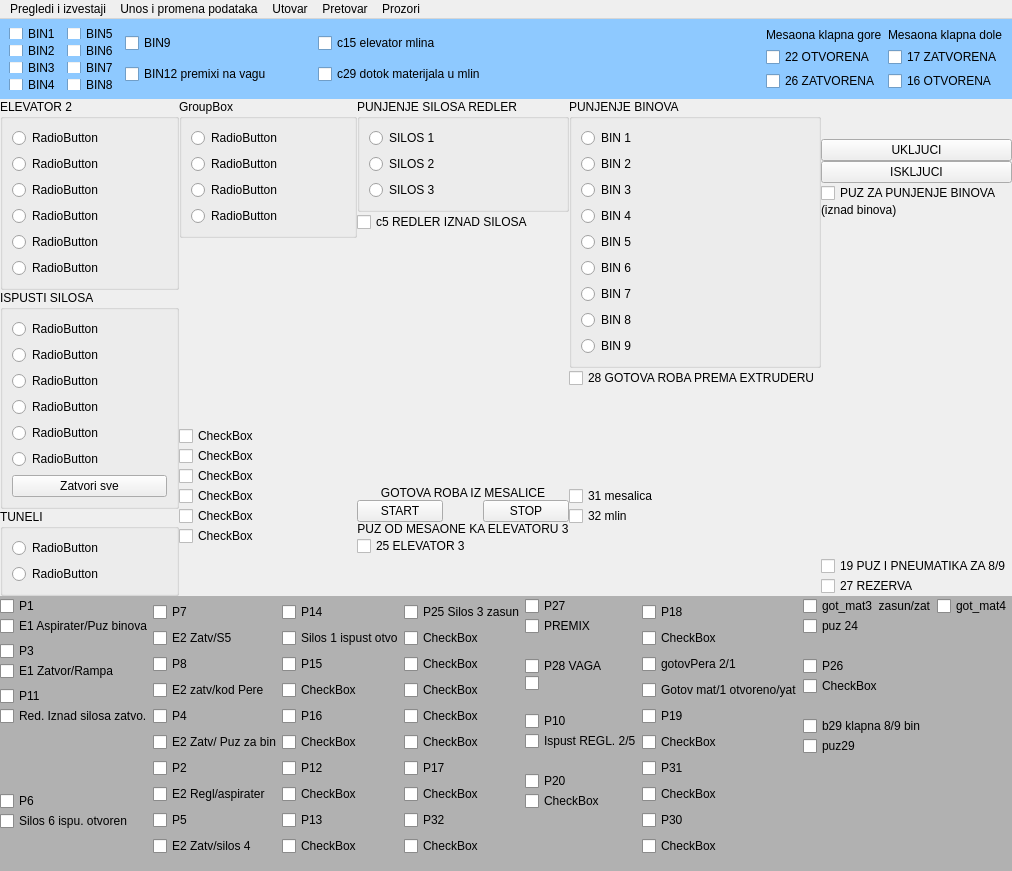
This is ui/mainwindow1.ui in nikolakn/biovita as Qt 5 draws it before an edit. The edited form follows.
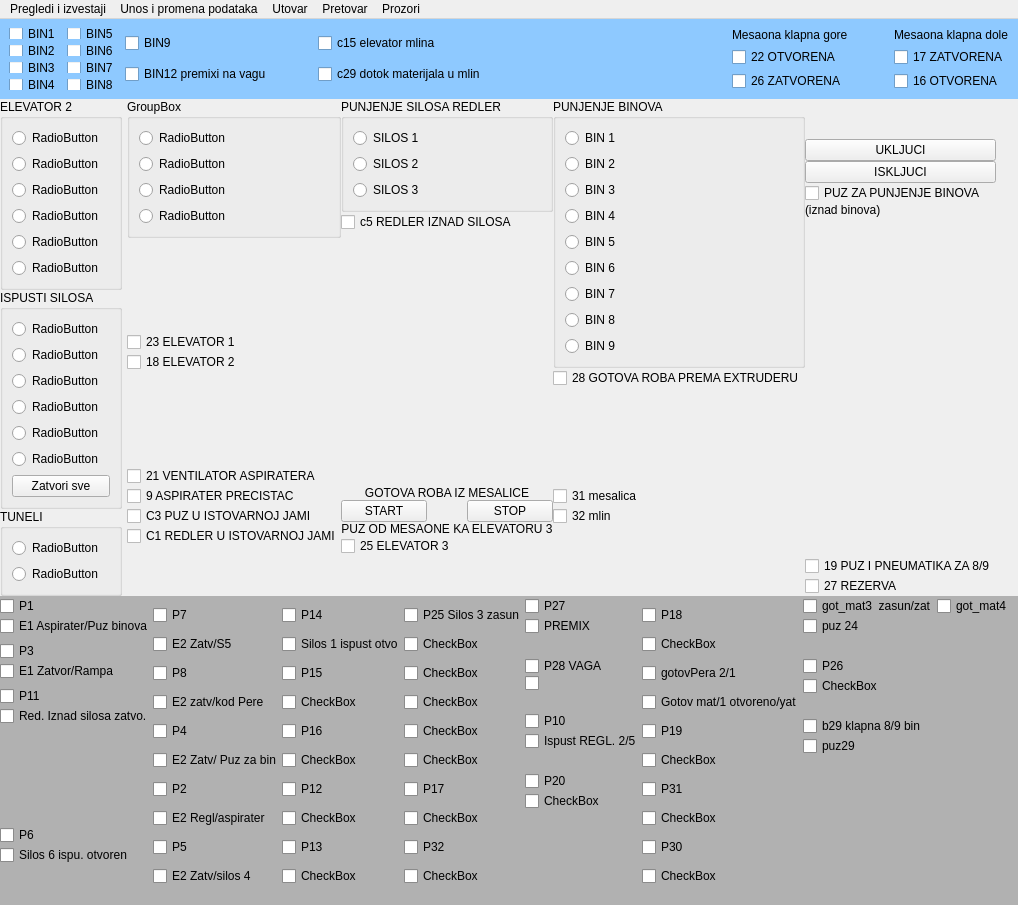
This is the edited form.

What changed in the file:
```diff
--- a/ui/mainwindow1.ui
+++ b/ui/mainwindow1.ui
@@ -6,8 +6,8 @@
    <rect>
     <x>0</x>
     <y>0</y>
-    <width>831</width>
-    <height>871</height>
+    <width>1018</width>
+    <height>905</height>
    </rect>
   </property>
   <property name="sizePolicy">
@@ -278,6 +278,22 @@
            </item>
           </layout>
          </item>
+         <item>
+          <spacer name="horizontalSpacer_4">
+           <property name="orientation">
+            <enum>Qt::Horizontal</enum>
+           </property>
+           <property name="sizeType">
+            <enum>QSizePolicy::Fixed</enum>
+           </property>
+           <property name="sizeHint" stdset="0">
+            <size>
+             <width>40</width>
+             <height>20</height>
+            </size>
+           </property>
+          </spacer>
+         </item>
          <item>
           <layout class="QVBoxLayout" name="verticalLayout_16">
            <item>
@@ -468,6 +484,9 @@
       </item>
       <item>
        <layout class="QVBoxLayout" name="verticalLayout_6">
+        <property name="leftMargin">
+         <number>5</number>
+        </property>
         <item>
          <widget class="QGroupBox" name="groupBox_4">
           <property name="title">
@@ -521,42 +540,55 @@
         <item>
          <widget class="QCheckBox" name="checkBox_5">
           <property name="text">
-           <string>CheckBox</string>
+           <string>23 ELEVATOR 1</string>
           </property>
          </widget>
         </item>
         <item>
          <widget class="QCheckBox" name="checkBox_7">
           <property name="text">
-           <string>CheckBox</string>
+           <string>18 ELEVATOR 2</string>
           </property>
          </widget>
         </item>
+        <item>
+         <spacer name="verticalSpacer_23">
+          <property name="orientation">
+           <enum>Qt::Vertical</enum>
+          </property>
+          <property name="sizeHint" stdset="0">
+           <size>
+            <width>20</width>
+            <height>40</height>
+           </size>
+          </property>
+         </spacer>
+        </item>
         <item>
          <widget class="QCheckBox" name="checkBox_8">
           <property name="text">
-           <string>CheckBox</string>
+           <string>21 VENTILATOR ASPIRATERA</string>
           </property>
          </widget>
         </item>
         <item>
          <widget class="QCheckBox" name="checkBox_6">
           <property name="text">
-           <string>CheckBox</string>
+           <string>9 ASPIRATER PRECISTAC</string>
           </property>
          </widget>
         </item>
         <item>
          <widget class="QCheckBox" name="checkBox_9">
           <property name="text">
-           <string>CheckBox</string>
+           <string>C3 PUZ U ISTOVARNOJ JAMI</string>
           </property>
          </widget>
         </item>
         <item>
          <widget class="QCheckBox" name="checkBox_10">
           <property name="text">
-           <string>CheckBox</string>
+           <string>C1 REDLER U ISTOVARNOJ JAMI</string>
           </property>
          </widget>
         </item>
@@ -908,6 +940,19 @@
         </item>
        </layout>
       </item>
+      <item>
+       <spacer name="horizontalSpacer_5">
+        <property name="orientation">
+         <enum>Qt::Horizontal</enum>
+        </property>
+        <property name="sizeHint" stdset="0">
+         <size>
+          <width>40</width>
+          <height>20</height>
+         </size>
+        </property>
+       </spacer>
+      </item>
      </layout>
     </item>
     <item>
@@ -1653,6 +1698,19 @@
            </item>
           </layout>
          </item>
+         <item>
+          <spacer name="horizontalSpacer_6">
+           <property name="orientation">
+            <enum>Qt::Horizontal</enum>
+           </property>
+           <property name="sizeHint" stdset="0">
+            <size>
+             <width>40</width>
+             <height>20</height>
+            </size>
+           </property>
+          </spacer>
+         </item>
         </layout>
        </widget>
       </item>
@@ -1665,7 +1723,7 @@
     <rect>
      <x>0</x>
      <y>0</y>
-     <width>831</width>
+     <width>1018</width>
      <height>21</height>
     </rect>
    </property>
```
